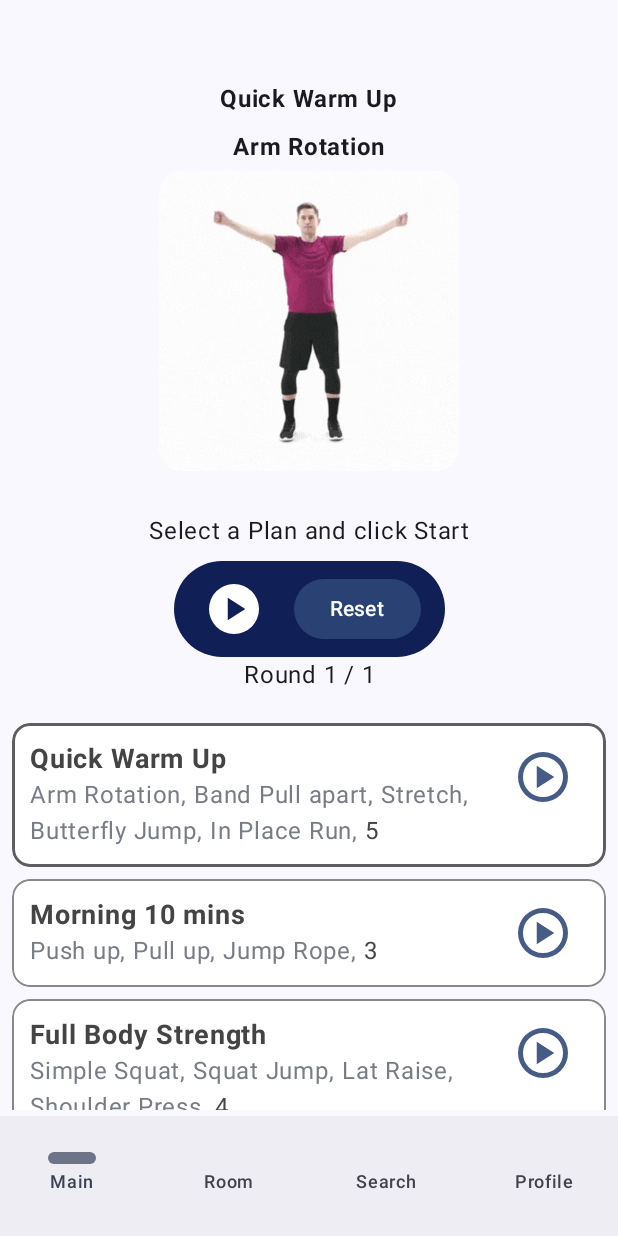
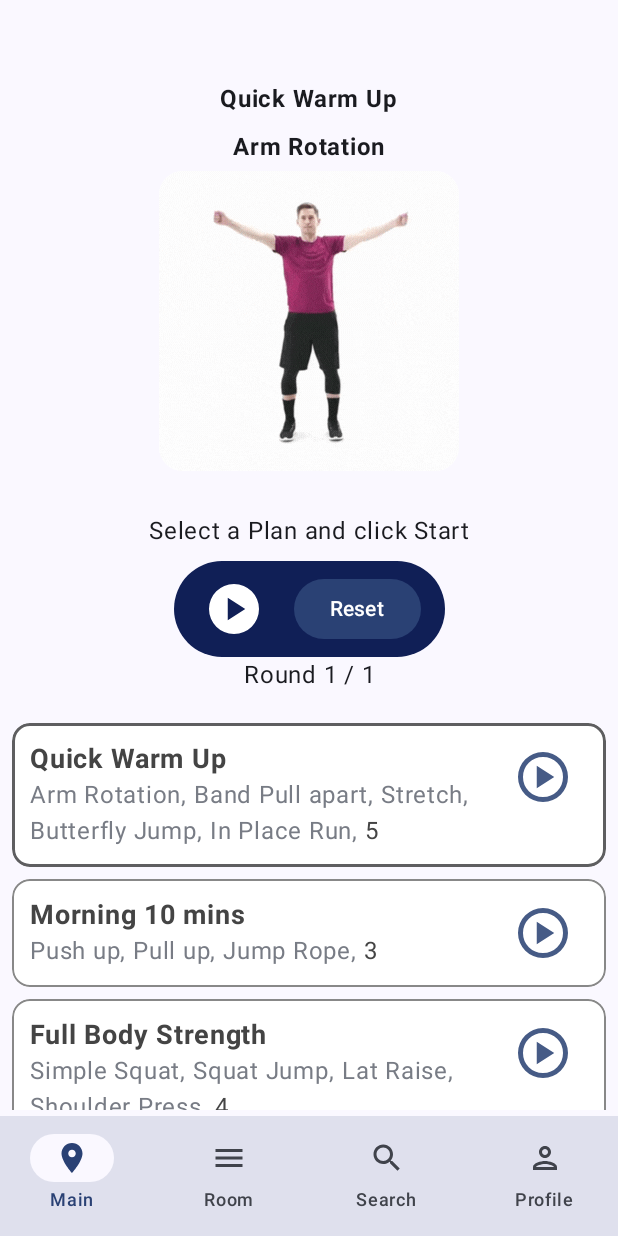
Before and after one commit to mike964/circuit-trainer-jetpack, an Android app built with Jetpack Compose: the screen it shows after launch (MainActivity), on a phone screen of 412 x 824 dp. Run offline under Robolectric (Android 15) with nearby library versions, the light colour scheme and no system bars; our stand-ins replace Room's generated code; libraries missing offline, so code that uses them is left out: coil.decode; pictures from the network do not load; 1 statement that could not run was skipped.

Commit message:
fixed navigation bar icons

```diff
--- a/app/src/main/java/com/example/gmwrokouttimer/presentation/NavigationBar.kt
+++ b/app/src/main/java/com/example/gmwrokouttimer/presentation/NavigationBar.kt
@@ -1,6 +1,7 @@
 package com.example.gmwrokouttimer.presentation
 
 import androidx.compose.foundation.layout.fillMaxSize
+import androidx.compose.foundation.layout.fillMaxWidth
 import androidx.compose.foundation.layout.padding
 import androidx.compose.material.icons.Icons
 import androidx.compose.material.icons.filled.Home
@@ -13,8 +14,11 @@ import androidx.compose.material.icons.outlined.Menu
 import androidx.compose.material.icons.outlined.Person
 import androidx.compose.material.icons.outlined.Place
 import androidx.compose.material.icons.outlined.Search
+import androidx.compose.material3.Icon
+import androidx.compose.material3.MaterialTheme
 import androidx.compose.material3.NavigationBar
 import androidx.compose.material3.NavigationBarItem
+import androidx.compose.material3.NavigationBarItemDefaults
 import androidx.compose.material3.Scaffold
 import androidx.compose.material3.Text
 import androidx.compose.runtime.Composable
@@ -24,9 +28,12 @@ import androidx.compose.runtime.saveable.rememberSaveable
 import androidx.compose.runtime.setValue
 import androidx.compose.ui.Modifier
 import androidx.compose.ui.graphics.vector.ImageVector
+import androidx.compose.ui.res.colorResource
+import androidx.compose.ui.unit.dp
 import androidx.navigation.compose.NavHost
 import androidx.navigation.compose.composable
 import androidx.navigation.compose.rememberNavController
+import com.example.gmwrokouttimer.R
 import com.example.gmwrokouttimer.navigation.Screen
 import com.example.gmwrokouttimer.presentation.screens.ProfileScreen
 import com.example.gmwrokouttimer.presentation.screens.SearchScreen
@@ -36,7 +43,7 @@ data class NavItemState(
     val route: String,
     val selectedIcon: ImageVector,
     val unselectedIcon: ImageVector,
-    )
+)
 
 // # Bottom Navigation Bar
 @Composable
@@ -44,7 +51,7 @@ fun NavigationBar(
     appViewModel: AppViewModel,
     noteViewModel: NoteViewModel,
 ) {
-    val items = listOf(
+    val navBarItems = listOf(
         NavItemState(
             "Main",
             "main_screen",
@@ -76,8 +83,12 @@ fun NavigationBar(
     Scaffold(
         modifier = Modifier.fillMaxSize(),
         bottomBar = {
-            NavigationBar {
-                items.forEachIndexed { index, item ->
+            NavigationBar(
+                modifier = Modifier.fillMaxWidth(),
+                containerColor = MaterialTheme.colorScheme.background,
+                tonalElevation = 10.dp
+            ) {
+                navBarItems.forEachIndexed { index, item ->
                     NavigationBarItem(
                         selected = navBarState == index,
                         onClick = {
@@ -85,15 +96,20 @@ fun NavigationBar(
                             navController.navigate(item.route)
                         },
                         icon = {
-                            if (navBarState == index) {
-                                item.selectedIcon
-                            } else {
-                                item.unselectedIcon
-                            }
+                            Icon(
+                                imageVector = if (navBarState == index) {
+                                    item.selectedIcon
+                                } else item.unselectedIcon,
+                                contentDescription = item.title,
+                            )
                         },
-                        label = { Text(item.title) }
+                        label = { Text(item.title) },
+                        colors = NavigationBarItemDefaults.colors(
+                            selectedIconColor = MaterialTheme.colorScheme.primary,
+                            selectedTextColor = MaterialTheme.colorScheme.primary,
+                            indicatorColor = MaterialTheme.colorScheme.background
+                        ),
                     )
-
                 }
             }
         }) { innerPadding ->
```
